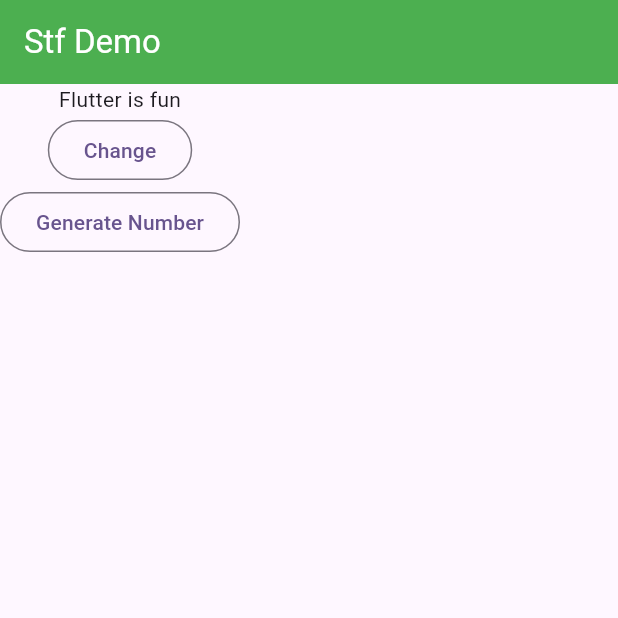
After one commit to abidroid/flutter_online_june_project, a Flutter app: the screen it shows after launch, after a tap on "Change", on a phone screen of 412 x 824 dp, the top half of it. The commit adds this screen. Run offline on Flutter 3.47's test engine with Material 3 defaults, Android fonts, the phone set to English and light mode, and no system bars.

Commit message:
stateful widgets

```diff
--- a/lib/main.dart
+++ b/lib/main.dart
@@ -10,6 +10,7 @@ import 'package:flutter_online_june_project/screens/listview_demo_screen.dart';
 import 'package:flutter_online_june_project/screens/row_and_column_demo_screen.dart';
 import 'package:flutter_online_june_project/screens/simple_gridview_screen.dart';
 import 'package:flutter_online_june_project/screens/stack_demo_screen.dart';
+import 'package:flutter_online_june_project/screens/stateful_demo_screen.dart';
 
 
 void main() {
@@ -27,7 +28,7 @@ class MyApp extends StatelessWidget {
       theme: ThemeData(
         colorScheme: ColorScheme.fromSeed(seedColor: Colors.deepPurple),
       ),
-      home: const ButtonsDemoScreen() // Launcher screen
+      home: const StatefulDemoScreen() // Launcher screen
     );
   }
 }
--- /dev/null
+++ b/lib/screens/stateful_demo_screen.dart
@@ -0,0 +1,65 @@
+
+
+import 'dart:math';
+
+import 'package:flutter/material.dart';
+
+class StatefulDemoScreen extends StatefulWidget {
+  const StatefulDemoScreen({super.key});
+
+  @override
+  State<StatefulDemoScreen> createState() => _StatefulDemoScreenState();
+}
+
+class _StatefulDemoScreenState extends State<StatefulDemoScreen> {
+
+  // initial State
+  // State variables
+  String message = "Hello Peshawar";
+  int randomNumber = 0;
+  Random random = Random();
+
+  @override
+  Widget build(BuildContext context) {
+    print('build executed');
+    print('******************************');
+    return Scaffold(
+      appBar: AppBar(
+        title: const Text('Stf Demo'),
+        backgroundColor: Colors.green,
+        foregroundColor: Colors.white,
+      ),
+      body: Column(
+        children: [
+          Text(message),
+          OutlinedButton(onPressed: (){
+
+            if( message == "Flutter is fun"){
+              message = "Hello Peshawar";
+            }else if( message == "Hello Peshawar"){
+              message = "Flutter is fun";
+            }else{
+              message = "Flutter is fun";
+            }
+
+
+            setState(() {
+
+            });
+          }, child: const Text('Change')),
+
+          OutlinedButton(onPressed: (){
+
+
+
+            setState(() {
+              randomNumber = random.nextInt(100);
+              message = "$randomNumber";
+            });
+
+          }, child: const Text('Generate Number'))
+        ],
+      ),
+    );
+  }
+}
```
